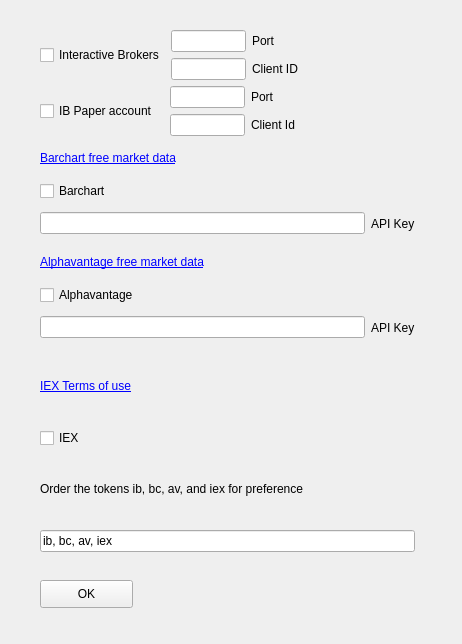
Qt form structjour/view/stockapi.ui (MikePia/structjour) before a commit.
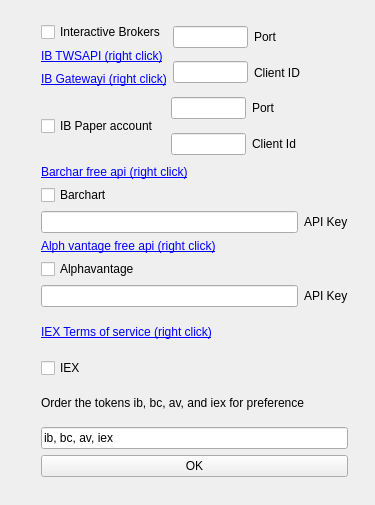
The same form after that commit. Icons and pictures are not drawn.

Commit message: Added info/links in tooltips and labels

```diff
--- a/structjour/view/stockapi.ui
+++ b/structjour/view/stockapi.ui
@@ -6,8 +6,8 @@
    <rect>
     <x>0</x>
     <y>0</y>
-    <width>462</width>
-    <height>644</height>
+    <width>375</width>
+    <height>505</height>
    </rect>
   </property>
   <property name="windowTitle">
@@ -17,37 +17,21 @@
    <iconset>
     <normaloff>../../images/ZSLogo.png</normaloff>../../images/ZSLogo.png</iconset>
   </property>
-  <widget class="QPushButton" name="okBtn">
+  <widget class="QWidget" name="">
    <property name="geometry">
     <rect>
-     <x>40</x>
-     <y>580</y>
-     <width>93</width>
-     <height>28</height>
-    </rect>
-   </property>
-   <property name="focusPolicy">
-    <enum>Qt::NoFocus</enum>
-   </property>
-   <property name="text">
-    <string>OK</string>
-   </property>
-  </widget>
-  <widget class="QWidget" name="layoutWidget">
-   <property name="geometry">
-    <rect>
-     <x>40</x>
-     <y>30</y>
-     <width>375</width>
-     <height>522</height>
+     <x>41</x>
+     <y>22</y>
+     <width>307</width>
+     <height>455</height>
     </rect>
    </property>
    <layout class="QVBoxLayout" name="verticalLayout_8">
     <item>
-     <layout class="QVBoxLayout" name="verticalLayout_7">
-      <item>
        <layout class="QHBoxLayout" name="horizontalLayout_6">
         <item>
+       <layout class="QVBoxLayout" name="verticalLayout_7">
+        <item>
          <widget class="QCheckBox" name="ibRealCb">
           <property name="toolTip">
            <string>&lt;html&gt;&lt;head/&gt;&lt;body&gt;&lt;p&gt;&lt;span style=&quot; font-size:7.8pt;&quot;&gt;In order to use automatic chart generation, structjour uses four possible data sources. If you have an IB account, you can enable IB. To use the IB API, you will need IB Gateway installed and running. &lt;/span&gt;&lt;/p&gt;&lt;p&gt;&lt;br/&gt;&lt;/p&gt;&lt;p&gt;&lt;span style=&quot; font-size:7.8pt;&quot;&gt;To use IB API. fill in the PORT and CLIENTID fields here. Note you can use either live or paper accounts and save their settings here:&lt;/span&gt;&lt;/p&gt;&lt;/body&gt;&lt;/html&gt;</string>
@@ -58,6 +42,22 @@
          </widget>
         </item>
         <item>
+         <widget class="QLabel" name="label_14">
+          <property name="text">
+           <string>&lt;html&gt;&lt;head/&gt;&lt;body&gt;&lt;p&gt;&lt;a href=&quot;https://interactivebrokers.github.io/&quot;&gt;&lt;span style=&quot; text-decoration: underline; color:#0000ff;&quot;&gt;IB TWSAPI (right click)&lt;/span&gt;&lt;/a&gt;&lt;/p&gt;&lt;/body&gt;&lt;/html&gt;</string>
+          </property>
+         </widget>
+        </item>
+        <item>
+         <widget class="QLabel" name="label_13">
+          <property name="text">
+           <string>&lt;html&gt;&lt;head/&gt;&lt;body&gt;&lt;p&gt;&lt;a href=&quot;https://www.interactivebrokers.com/en/index.php?f=16457&quot;&gt;&lt;span style=&quot; text-decoration: underline; color:#0000ff;&quot;&gt;IB Gatewayi (right click)&lt;/span&gt;&lt;/a&gt;&lt;/p&gt;&lt;/body&gt;&lt;/html&gt;</string>
+          </property>
+         </widget>
+        </item>
+       </layout>
+      </item>
+      <item>
          <layout class="QVBoxLayout" name="verticalLayout">
           <item>
            <layout class="QHBoxLayout" name="horizontalLayout">
@@ -162,14 +162,12 @@
         </item>
        </layout>
       </item>
-     </layout>
-    </item>
     <item>
      <layout class="QVBoxLayout" name="verticalLayout_3">
       <item>
        <widget class="QLabel" name="label_5">
         <property name="text">
-         <string>&lt;html&gt;&lt;head/&gt;&lt;body&gt;&lt;p&gt;&lt;a href=&quot;https://www.barchart.com/ondemand/free-market-data-api&quot;&gt;&lt;span style=&quot; text-decoration: underline; color:#0000ff;&quot;&gt;Barchart free market data&lt;/span&gt;&lt;/a&gt;&lt;/p&gt;&lt;/body&gt;&lt;/html&gt;</string>
+         <string>&lt;html&gt;&lt;head/&gt;&lt;body&gt;&lt;p&gt;&lt;a href=&quot;https://www.barchart.com/ondemand/free-market-data-api&quot;&gt;&lt;span style=&quot; text-decoration: underline; color:#0000ff;&quot;&gt;Barchar free api (right click)&lt;/span&gt;&lt;/a&gt;&lt;/p&gt;&lt;/body&gt;&lt;/html&gt;</string>
         </property>
        </widget>
       </item>
@@ -204,7 +202,7 @@
       <item>
        <widget class="QLabel" name="label_7">
         <property name="text">
-         <string>&lt;html&gt;&lt;head/&gt;&lt;body&gt;&lt;p&gt;&lt;a href=&quot;https://www.alphavantage.co/support/#api-key&quot;&gt;&lt;span style=&quot; text-decoration: underline; color:#0000ff;&quot;&gt;Alphavantage free market data&lt;/span&gt;&lt;/a&gt;&lt;/p&gt;&lt;/body&gt;&lt;/html&gt;</string>
+         <string>&lt;html&gt;&lt;head/&gt;&lt;body&gt;&lt;p&gt;&lt;a href=&quot;https://www.alphavantage.co/support/#api-key&quot;&gt;&lt;span style=&quot; text-decoration: underline; color:#0000ff;&quot;&gt;Alph vantage free api (right click)&lt;/span&gt;&lt;/a&gt;&lt;/p&gt;&lt;/body&gt;&lt;/html&gt;</string>
         </property>
        </widget>
       </item>
@@ -245,7 +243,7 @@
          </sizepolicy>
         </property>
         <property name="text">
-         <string>&lt;html&gt;&lt;head/&gt;&lt;body&gt;&lt;p&gt;&lt;a href=&quot;https://iextrading.com/api-exhibit-a/&quot;&gt;&lt;span style=&quot; text-decoration: underline; color:#0000ff;&quot;&gt;IEX Terms of use&lt;/span&gt;&lt;/a&gt;&lt;/p&gt;&lt;/body&gt;&lt;/html&gt;</string>
+         <string>&lt;html&gt;&lt;head/&gt;&lt;body&gt;&lt;p&gt;&lt;a href=&quot;https://www.alphavantage.co/terms_of_service/&quot;&gt;&lt;span style=&quot; text-decoration: underline; color:#0000ff;&quot;&gt;IEX Terms of service (right click)&lt;/span&gt;&lt;/a&gt;&lt;/p&gt;&lt;/body&gt;&lt;/html&gt;</string>
         </property>
        </widget>
       </item>
@@ -279,6 +277,16 @@
       </item>
      </layout>
     </item>
+    <item>
+     <widget class="QPushButton" name="okBtn">
+      <property name="focusPolicy">
+       <enum>Qt::NoFocus</enum>
+      </property>
+      <property name="text">
+       <string>OK</string>
+      </property>
+     </widget>
+    </item>
    </layout>
   </widget>
  </widget>
```
Left out of the diff: 11 changed lines with no effect on the pictures. Lines whose indentation alone changed are shown as unchanged. The commit also changes 4 other files.
